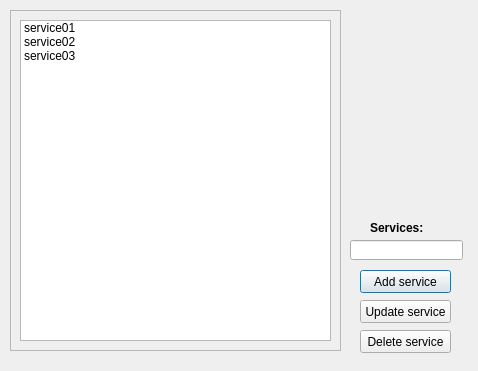
Before: the Qt Designer form ui/services_dialog.ui in otmanLAHRECHE/g_H2, drawn with Qt 5.
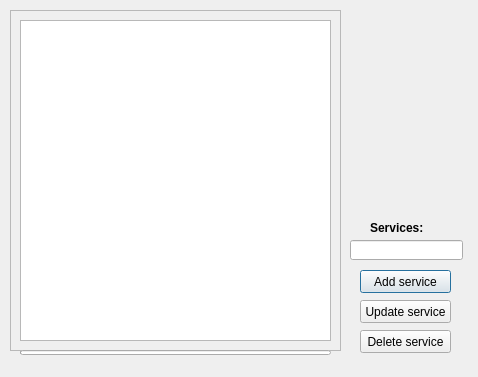
After: the same form once the commit is applied.

```diff
--- a/ui/services_dialog.ui
+++ b/ui/services_dialog.ui
@@ -7,9 +7,21 @@
     <x>0</x>
     <y>0</y>
     <width>478</width>
-    <height>371</height>
+    <height>377</height>
    </rect>
   </property>
+  <property name="minimumSize">
+   <size>
+    <width>478</width>
+    <height>377</height>
+   </size>
+  </property>
+  <property name="maximumSize">
+   <size>
+    <width>478</width>
+    <height>377</height>
+   </size>
+  </property>
   <property name="windowTitle">
    <string>Services</string>
   </property>
@@ -37,21 +49,6 @@
       <height>321</height>
      </rect>
     </property>
-    <item>
-     <property name="text">
-      <string>service01</string>
-     </property>
-    </item>
-    <item>
-     <property name="text">
-      <string>service02</string>
-     </property>
-    </item>
-    <item>
-     <property name="text">
-      <string>service03</string>
-     </property>
-    </item>
    </widget>
   </widget>
   <widget class="QPushButton" name="pushButton">
@@ -123,6 +120,28 @@
     <string>Update service</string>
    </property>
   </widget>
+  <widget class="QProgressBar" name="progressBar">
+   <property name="geometry">
+    <rect>
+     <x>20</x>
+     <y>350</y>
+     <width>311</width>
+     <height>5</height>
+    </rect>
+   </property>
+   <property name="maximumSize">
+    <size>
+     <width>16777215</width>
+     <height>5</height>
+    </size>
+   </property>
+   <property name="value">
+    <number>0</number>
+   </property>
+   <property name="textVisible">
+    <bool>false</bool>
+   </property>
+  </widget>
  </widget>
  <resources/>
  <connections/>
```
